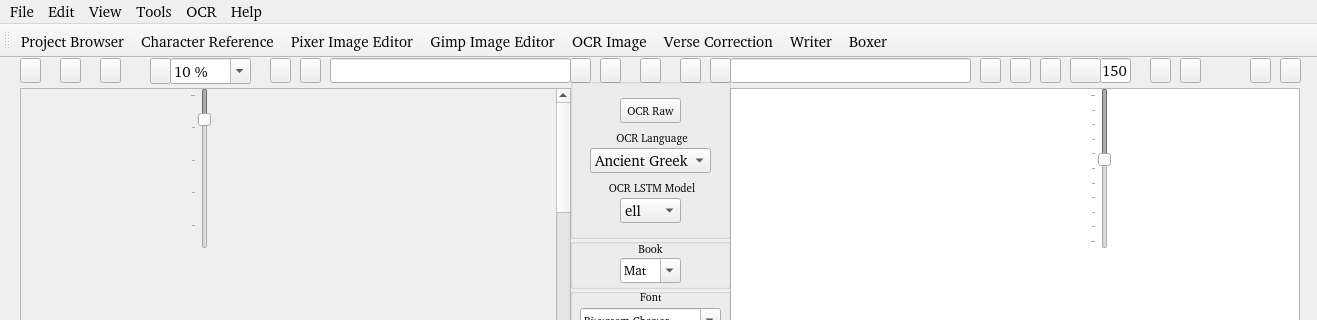
preachermax/BiblionOCR, file ViewController/0-MainUI/QtDesignerUI/MyScannerUI.ui: the form before one commit; both pictures show x 0 to 1317 and y 0 to 320 of the 1317 by 820 pixel window.
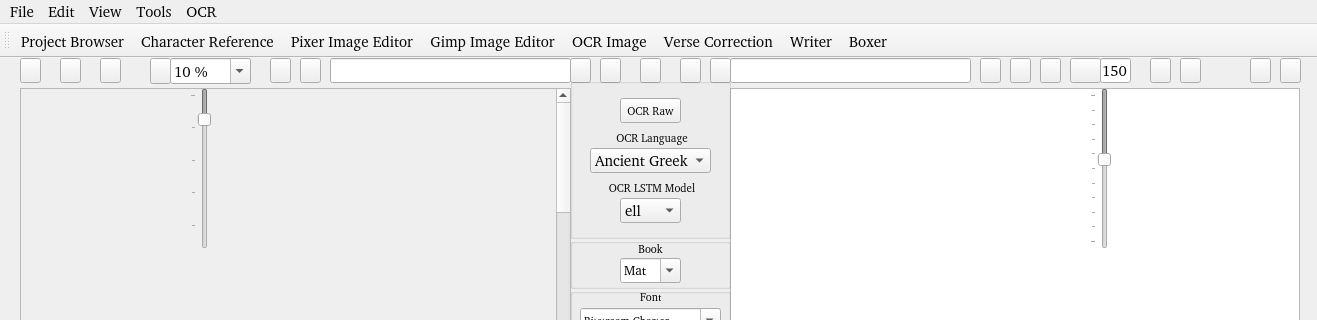
The form after the commit. Icons and pictures are not drawn.

Commit message: Commit after enlisting the help of GitHun Copilot

What changed in the file:
```diff
--- a/ViewController/0-MainUI/QtDesignerUI/MyScannerUI.ui
+++ b/ViewController/0-MainUI/QtDesignerUI/MyScannerUI.ui
@@ -1369,17 +1369,11 @@
     <addaction name="actionBoxer"/>
     <addaction name="actionCharacter_Reference"/>
    </widget>
-   <widget class="QMenu" name="menuHelp">
-    <property name="title">
-     <string>Help</string>
-    </property>
-   </widget>
    <addaction name="menuFile"/>
    <addaction name="menuEdit"/>
    <addaction name="menuView"/>
    <addaction name="menuTools"/>
    <addaction name="menuOCR"/>
-   <addaction name="menuHelp"/>
   </widget>
   <widget class="QStatusBar" name="statusbar"/>
   <widget class="QToolBar" name="ImageEditToolBar">
```
The commit also changes 81 other files.
